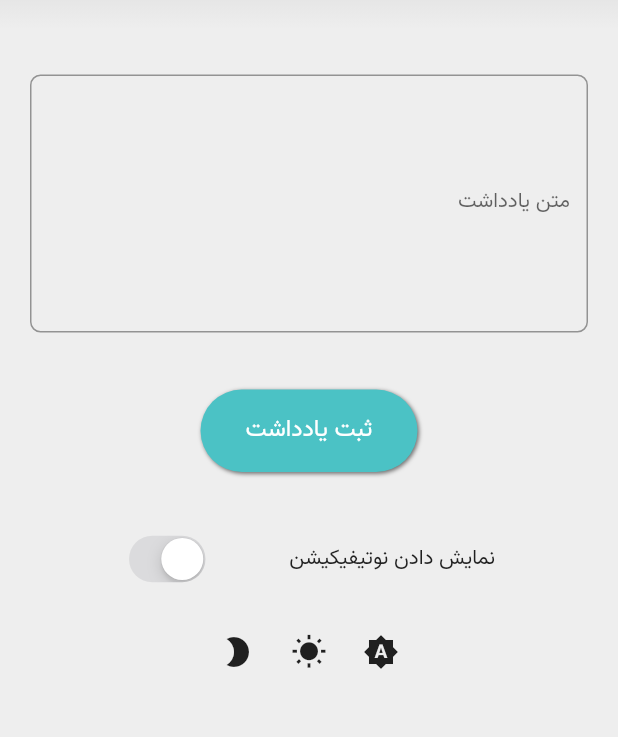
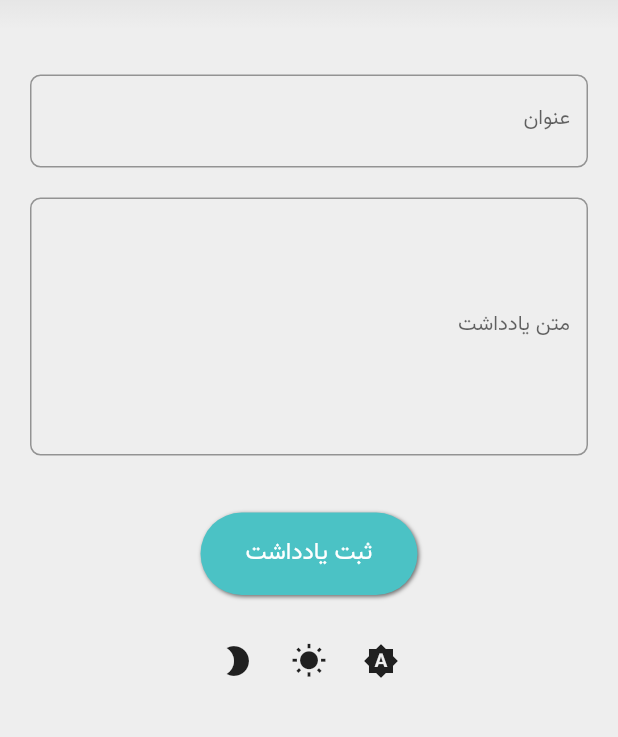
Before and after one commit to Move37-Team/noteif, a Flutter app: the screen it shows after launch, after a tap on the "add" icon, on a phone screen of 412 x 824 dp, the part 89-826 px from its top. Run offline on Flutter 3.47's test engine with Material 2 defaults, Android fonts, the light colour scheme and no system bars; our stand-ins replace flutter_local_notifications, sembast.

Commit message:
add notes to database

```diff
--- a/lib/helper/colors.dart
+++ b/lib/helper/colors.dart
@@ -5,4 +5,6 @@ class AppColors {
   static const Color bondiBlue = Color(0xFF0A9EB2);
   static const Color whiteSmoke = Color(0xFFEEEEEE);
   static const Color veryLightGray = Color(0xFFCECECE);
+
+  static const Color noteListItemLight = Color(0xADFFFFFF);
 }
--- a/lib/helper/utils.dart
+++ b/lib/helper/utils.dart
@@ -1,8 +1,43 @@
 import 'dart:io';
 import 'package:flutter/foundation.dart';
+import 'package:flutter_local_notifications/flutter_local_notifications.dart';
+import 'package:noteif/providers/note.dart';
 
 class AppUtils {
+  static FlutterLocalNotificationsPlugin flutterLocalNotificationsPlugin;
+
   static bool isAndroidOrIOS() {
     return !kIsWeb && (Platform.isAndroid || Platform.isIOS);
   }
+
+  static initFlutterLocalNotificationsPlugin(){
+    if (AppUtils.isAndroidOrIOS()) {
+      flutterLocalNotificationsPlugin = FlutterLocalNotificationsPlugin();
+      var android = AndroidInitializationSettings('@mipmap/notification_icon');
+      var iOS = IOSInitializationSettings();
+      var initSettings = InitializationSettings(android, iOS);
+      flutterLocalNotificationsPlugin.initialize(
+        initSettings,
+      );
+    }
+  }
+
+  static sendNotification(Note note) async {
+    var android = AndroidNotificationDetails('note', 'note', 'Your note',
+        playSound: false,
+        enableVibration: false,
+        styleInformation: BigTextStyleInformation(note.body),
+        autoCancel: false,
+        priority: Priority.Max,
+        importance: Importance.Max,
+        ongoing: true);
+    var iOS = IOSNotificationDetails(presentSound: false);
+    var platform = NotificationDetails(android, iOS);
+    await AppUtils.flutterLocalNotificationsPlugin
+        .show(note.id, note.title, note.body, platform, payload: note.body);
+  }
+
+  static cancelNotification(Note note) async {
+    await flutterLocalNotificationsPlugin.cancel(note.id);
+  }
 }
--- a/lib/main.dart
+++ b/lib/main.dart
@@ -7,6 +7,8 @@ import 'package:noteif/providers/theme_mode_changer.dart';
 import 'package:noteif/screens/home.dart';
 import 'package:provider/provider.dart';
 
+import 'package:noteif/helper/utils.dart';
+
 
 void main() {
   runApp(MyApp());
@@ -15,6 +17,7 @@ void main() {
 class MyApp extends StatelessWidget {
   @override
   Widget build(BuildContext context) {
+    AppUtils.initFlutterLocalNotificationsPlugin();
     return MultiProvider(
         providers: [
           ChangeNotifierProvider<NotesProvider>(
--- a/lib/models/note.dart
+++ /dev/null
@@ -1,23 +0,0 @@
-
-class Note {
-  int id;
-  String title;
-  String body;
-
-  Map<String, dynamic> toMap() {
-    var map = <String, dynamic>{
-      'id': id,
-      'title': title,
-      'body': body
-    };
-    return map;
-  }
-
-  Note({this.id, this.title, this.body});
-
-  Note.fromMap(Map<String, dynamic> map) {
-    id = map['id'];
-    title = map['title'];
-    body = map['body'];
-  }
-}
--- a/lib/providers/notes.dart
+++ b/lib/providers/notes.dart
@@ -1,44 +1,50 @@
 import 'dart:async';
 import 'package:flutter/cupertino.dart';
 import 'package:noteif/helper/database.dart';
-import 'package:noteif/models/note.dart';
+import 'package:noteif/providers/note.dart';
 import 'package:sembast/sembast.dart';
 
-class NotesProvider extends ChangeNotifier{
+class NotesProvider extends ChangeNotifier {
   static const String folderName = "Notes";
+  static final notesFolder = intMapStoreFactory.store(folderName);
+
+  Future<Database> get _db async => await AppDatabase.instance.database;
+
   List<Note> _notes;
-  final _noteFolder = intMapStoreFactory.store(folderName);
 
   List<Note> get notes {
     return _notes;
   }
 
-  Future<Database> get  _db  async => await AppDatabase.instance.database;
-
-  Future insertNote(Note note) async{
-    await  _noteFolder.add(await _db, note.toMap() );
-    print('Note Inserted successfully !!');
+  Future<Note> insertNote(Note note) async {
+    var id = await notesFolder.add(await _db, note.toMap());
+    note.id = id;
+    _notes.add(note);
+    notifyListeners();
+    return note;
   }
 
-  Future updateNote(Note note) async{
+  //TODO: update _notes and notifyListeners
+  Future updateNote(Note note) async {
     final finder = Finder(filter: Filter.byKey(note.id));
-    await _noteFolder.update(await _db, note.toMap(),finder: finder);
-
+    await notesFolder.update(await _db, note.toMap(), finder: finder);
   }
 
-
-  Future delete(Note note) async{
+  //TODO: update _notes and notifyListeners
+  Future delete(Note note) async {
     final finder = Finder(filter: Filter.byKey(note.id));
-    await _noteFolder.delete(await _db, finder: finder);
+    await notesFolder.delete(await _db, finder: finder);
   }
 
-  void readAllNotes() async {
-    final recordSnapshot = await _noteFolder.find(await _db);
-    _notes = recordSnapshot.map((snapshot){
+  Future<List<Note>> readAllNotes() async {
+    final recordSnapshot = await notesFolder.find(await _db);
+    _notes = recordSnapshot.map((snapshot) {
       final note = Note.fromMap(snapshot.value);
+      note.id = snapshot.key;
       return note;
     }).toList();
     notifyListeners();
+
+    return _notes;
   }
-
 }
--- a/lib/screens/add_note.dart
+++ b/lib/screens/add_note.dart
@@ -1,12 +1,9 @@
 import 'package:flutter/cupertino.dart';
 import 'package:flutter/gestures.dart';
 import 'package:flutter/material.dart';
-import 'package:flutter_local_notifications/flutter_local_notifications.dart';
 import 'package:noteif/helper/colors.dart';
-import 'package:noteif/helper/utils.dart';
-import 'package:noteif/models/note.dart';
+import 'package:noteif/providers/note.dart';
 import 'package:noteif/providers/notes.dart';
-import 'package:shared_preferences/shared_preferences.dart';
 import 'package:noteif/providers/theme_mode_changer.dart';
 import 'package:provider/provider.dart';
 
@@ -18,11 +15,8 @@ class AddNoteScreen extends StatefulWidget {
 }
 
 class _AddNoteScreenState extends State<AddNoteScreen> {
-  FlutterLocalNotificationsPlugin flutterLocalNotificationsPlugin;
   final noteBodyTextBoxController = TextEditingController();
   final noteTitleTextBoxController = TextEditingController();
-  bool showNotification = false;
-  SharedPreferences prefs;
 
   @override
   void dispose() {
@@ -33,51 +27,10 @@ class _AddNoteScreenState extends State<AddNoteScreen> {
   }
 
   @override
-  void initState() {
-    super.initState();
-    if (AppUtils.isAndroidOrIOS()) {
-      flutterLocalNotificationsPlugin = FlutterLocalNotificationsPlugin();
-      var android = AndroidInitializationSettings('@mipmap/notification_icon');
-      var iOS = IOSInitializationSettings();
-      var initSettings = InitializationSettings(android, iOS);
-      flutterLocalNotificationsPlugin.initialize(
-        initSettings,
-        //        onSelectNotification: onSelectNotification
-      );
-    }
-  }
-
-//  Future onSelectNotification(String payload) {
-//    debugPrint("payload : $payload");
-//    myController.text = payload;
-//    showDialog(
-//      context: context,
-//      builder: (_) => new AlertDialog(
-//        title: new Text('Notification'),
-//        content: new Text('$payload'),
-//      ),
-//    );
-//  }
-
-  void saveNote(BuildContext context) async {
-    var notesProvider = Provider.of<NotesProvider>(context, listen: false);
-    await notesProvider.insertNote(Note(
-        body: noteBodyTextBoxController.text.trim(),
-        title: noteBodyTextBoxController.text.trim()
-    ));
-    await notesProvider.getAllNotes();
-    List<Note> notes = notesProvider.notes;
-    if(notes.length > 0){
-      print(notes.length - 1);
-    }
-  }
-
-  @override
   Widget build(BuildContext context) {
-    saveNote(context);
     ThemeModeChanger _themeModeChanger = Provider.of<ThemeModeChanger>(context);
 
-    final noteTextBox = Container(
+    final headerWidget = Container(
       decoration: Theme.of(context).brightness == Brightness.light
           ? BoxDecoration(
               gradient: LinearGradient(
@@ -98,8 +51,27 @@ class _AddNoteScreenState extends State<AddNoteScreen> {
       ),
     );
 
-    final noteTextField = Padding(
+    final noteTitleTextField = Padding(
       padding: const EdgeInsets.fromLTRB(20.0, 30.0, 20.0, 20.0),
+      child: TextField(
+        style: TextStyle(
+          fontSize: 14.0,
+        ),
+        textDirection: TextDirection.rtl,
+        textAlign: TextAlign.right,
+        cursorColor: AppColors.bondiBlue,
+        decoration: new InputDecoration(
+          labelText: "عنوان",
+          border: new OutlineInputBorder(
+            borderRadius: new BorderRadius.circular(7.0),
+          ),
+        ),
+        controller: noteTitleTextBoxController,
+      ),
+    );
+
+    final noteBodyTextField = Padding(
+      padding: const EdgeInsets.fromLTRB(20.0, 0.0, 20.0, 20.0),
       child: TextField(
         style: TextStyle(
           fontSize: 14.0,
@@ -120,27 +92,9 @@ class _AddNoteScreenState extends State<AddNoteScreen> {
       ),
     );
 
-    final showNotificationWidgets = Container(
-      padding: const EdgeInsets.all(10.0),
-      width: 300.0,
-      child: MergeSemantics(
-        child: ListTile(
-          title: Text(
-            'نمایش دادن نوتیفیکیشن',
-            style: TextStyle(fontSize: 14.0),
-          ),
-          trailing: CupertinoSwitch(
-            activeColor: AppColors.Viking,
-            value: showNotification,
-            onChanged: (val) => onSwitchChange(val),
-          ),
-          onTap: () => onSwitchChange(!showNotification),
-        ),
-      ),
-    );
     final saveNoteButton = Padding(
       padding: const EdgeInsets.symmetric(horizontal: 8.0, vertical: 10.0),
-      child: Center(child: materialButton('ثبت یادداشت', setNote)),
+      child: Center(child: materialButton('ثبت یادداشت', () => saveNote(context))),
     );
 
     final themeModeSetting = Row(
@@ -170,10 +124,10 @@ class _AddNoteScreenState extends State<AddNoteScreen> {
           child: SingleChildScrollView(
             child: Column(
               children: <Widget>[
-                noteTextBox,
-                noteTextField,
+                headerWidget,
+                noteTitleTextField,
+                noteBodyTextField,
                 saveNoteButton,
-                showNotificationWidgets,
                 themeModeSetting,
               ],
             ),
@@ -183,40 +137,18 @@ class _AddNoteScreenState extends State<AddNoteScreen> {
     );
   }
 
-  setNote(){
-    prefs.setBool('showNotification', true);
-    prefs.setString('note', noteBodyTextBoxController.text.trim());
-    if (AppUtils.isAndroidOrIOS()) {
-      sendNotification(noteBodyTextBoxController.text.trim());
-    }
-  }
-
-  disableNote() {
-    setState(() {
-      showNotification = false;
-    });
-    prefs.setBool('show', false);
-    if (AppUtils.isAndroidOrIOS()) {
-      flutterLocalNotificationsPlugin.cancelAll();
-    }
-  }
-
-  sendNotification(String notificationText) async {
-    if (notificationText.isNotEmpty) {
-      var android = AndroidNotificationDetails('note', 'note', 'Your note',
-          playSound: false,
-          enableVibration: false,
-          styleInformation: BigTextStyleInformation(notificationText),
-          autoCancel: false,
-          priority: Priority.Max,
-          importance: Importance.Max,
-          ongoing: true);
-      var iOS = IOSNotificationDetails(presentSound: false);
-      var platform = NotificationDetails(android, iOS);
-      await flutterLocalNotificationsPlugin
-          .show(0, null, notificationText, platform, payload: notificationText);
-    } else {
-      // disableNote();
+  void saveNote(BuildContext context) async {
+    var _title = noteTitleTextBoxController.text.trim();
+    var _body = noteBodyTextBoxController.text.trim();
+    if(_body.isNotEmpty){
+      var notesProvider = Provider.of<NotesProvider>(context, listen: false);
+      Note _note = Note(
+        title: _title.isNotEmpty ? _title : null,
+        body: _body,
+        isEnabled: true,
+      );
+      _note = await notesProvider.insertNote(_note);
+      Navigator.pop(context, _note);
     }
   }
 
@@ -259,12 +191,4 @@ class _AddNoteScreenState extends State<AddNoteScreen> {
       ),
     );
   }
-
-  onSwitchChange(bool val) {
-    if (val) {
-      setNote();
-    } else {
-      disableNote();
 }
-  }
-}
--- a/lib/screens/home.dart
+++ b/lib/screens/home.dart
@@ -1,8 +1,12 @@
 import 'package:flutter/cupertino.dart';
 import 'package:flutter/material.dart';
+import 'package:noteif/helper/utils.dart';
+import 'package:noteif/providers/note.dart';
 import 'package:noteif/screens/add_note.dart';
 import 'package:noteif/widgets/header.dart';
+import 'package:noteif/widgets/notes_list.dart';
 import 'package:noteif/widgets/theme_mode_settings.dart';
+import 'package:flutter_local_notifications/flutter_local_notifications.dart';
 
 class HomeScreen extends StatefulWidget {
   static const routeName = '/';
@@ -12,6 +16,7 @@ class HomeScreen extends StatefulWidget {
 }
 
 class _HomeScreenState extends State<HomeScreen> {
+
   @override
   Widget build(BuildContext context) {
 
@@ -38,13 +43,7 @@ class _HomeScreenState extends State<HomeScreen> {
               HeaderWidget(),
               descriptionText,
               Expanded(
-                child: SingleChildScrollView(
-                  child: Column(
-                    children: [
-                      Text('hi')
-                    ],
-                  ),
-                ),
+                child: NotesListWidget(),
               ),
               Padding(
                 padding: const EdgeInsets.all(20.0),
@@ -55,15 +54,23 @@ class _HomeScreenState extends State<HomeScreen> {
         ),
       ),
       floatingActionButton: FloatingActionButton(
-        onPressed: () {
-          Navigator.push(
-              context,
-              MaterialPageRoute(
-                builder: (context) => AddNoteScreen(),
-              ));
-        },
+        onPressed: () => _awaitReturnValueFromAddNoteScreen(context),
         child: Icon(Icons.add),
       ),
     );
   }
+
+  void _awaitReturnValueFromAddNoteScreen(BuildContext context) async {
+    Note _note = await Navigator.push(
+        context,
+        MaterialPageRoute(
+          builder: (context) => AddNoteScreen(),
+        ));
+    if(_note != null){
+      if (AppUtils.isAndroidOrIOS()) {
+        AppUtils.sendNotification(_note);
+      }
+    }
+  }
+
 }
--- a/lib/widgets/notes_list.dart
+++ b/lib/widgets/notes_list.dart
@@ -1,19 +1,63 @@
 import 'package:flutter/cupertino.dart';
 import 'package:flutter/material.dart';
+import 'package:noteif/helper/colors.dart';
 import 'package:noteif/providers/notes.dart';
-import 'package:noteif/providers/theme_mode_changer.dart';
+import 'package:noteif/widgets/note_list_item.dart';
 import 'package:provider/provider.dart';
 
-class ThemeModeSettings extends StatelessWidget {
+class NotesListWidget extends StatefulWidget {
+  @override
+  _NotesListWidgetState createState() => _NotesListWidgetState();
+}
+
+class _NotesListWidgetState extends State<NotesListWidget> {
+  var _isLoading = true;
+  NotesProvider _notesProvider;
+
+  @override
+  void didChangeDependencies() {
+    _notesProvider = Provider.of<NotesProvider>(context, listen: false);
+    if (_notesProvider.notes == null) {
+      setState(() {
+        _isLoading = true;
+      });
+      _notesProvider.readAllNotes().then((_) {
+        setState(() {
+          _isLoading = false;
+        });
+      });
+    } else {
+      setState(() {
+        _isLoading = false;
+      });
+    }
+  }
+
   @override
   Widget build(BuildContext context) {
-    ThemeModeChanger _themeModeChanger = Provider.of<NotesProvider>(context);
-    return SingleChildScrollView(
-      child: Column(
-        children: <Widget>[
-
-        ],
-      ),
-    );
+    final _notes = Provider.of<NotesProvider>(context).notes;
+    return _isLoading
+        ? Center(
+            child: CircularProgressIndicator(),
+          )
+        : Container(
+            width: double.infinity,
+            margin: const EdgeInsets.symmetric(horizontal: 15.0),
+            height: double.infinity,
+            child: SingleChildScrollView(
+              child: Column(
+                children: <Widget>[
+                  ..._notes
+                      .map(
+                        (note) => ChangeNotifierProvider.value(
+                          value: note,
+                          child: NoteListItemWidget(),
+                        ),
+                      )
+                      .toList()
+                ],
+              ),
+            ),
+          );
   }
 }
--- a/pubspec.yaml
+++ b/pubspec.yaml
@@ -14,7 +14,7 @@ description: A Flutter Application to write notes is notifications
 version: 1.0.0
 
 environment:
-  sdk: ">=2.1.0 <3.0.0"
+  sdk: ">=2.2.2 <3.0.0"
 
 dependencies:
   flutter:
```
Also changed, not shown: lib/providers/note.dart (added, +44 -0 lines), lib/widgets/note_list_item.dart (added, +60 -0 lines), pubspec.lock. Lines whose indentation alone changed are shown as unchanged.
